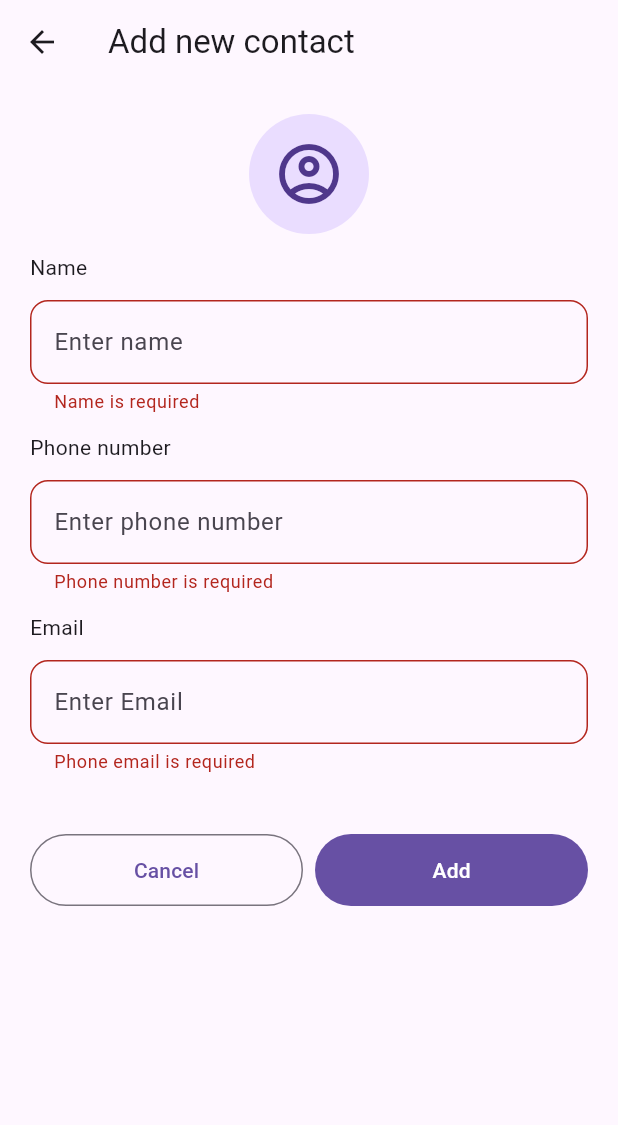
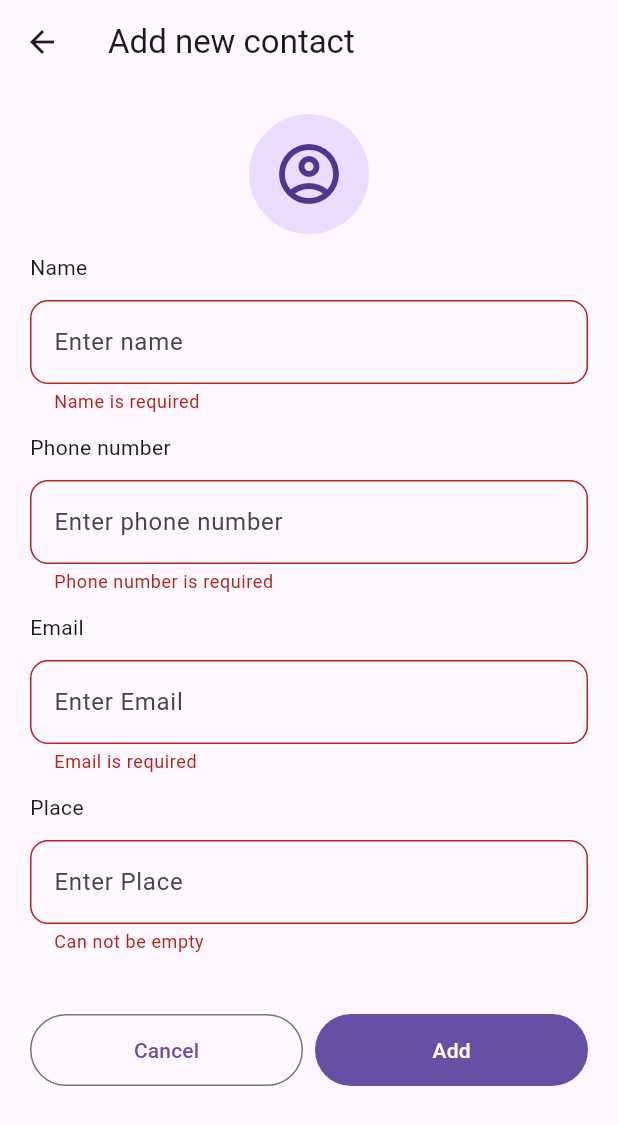
Before and after one commit to muhd-fahad/Contacts-app, a Flutter app: the AddContactScreen screen opened directly, after a tap on "Add", on a phone screen of 412 x 824 dp. Shown: the top 1125 px of the screen. Run offline on Flutter 3.47's test engine with Material 3 defaults, Android fonts, the phone set to English and light mode, and no system bars; our stand-ins replace shared_preferences, sqflite; accounts and stored records are empty.

Commit message:
address field added, and some fixes

```diff
--- a/lib/db/db_helper.dart
+++ b/lib/db/db_helper.dart
@@ -7,7 +7,7 @@ import '../model/contact_model.dart';
 class DbHelper {
   static Database? _database;
   static const String tableName = 'contacts';
-  static const int _databaseVersion = 1;
+  static const int _databaseVersion = 2;
 
   DbHelper._privateConstructor();
 
@@ -18,11 +18,16 @@ class DbHelper {
     _database = await _initDatabase();
     return _database!;
   }
+
   _initDatabase() async {
     String path = join(await getDatabasesPath(), 'contact_database.db');
-    return await openDatabase(path, version: _databaseVersion, onCreate: _onCreate, onUpgrade: _onUpgrade);
+    return await openDatabase(
+      path,
+      version: _databaseVersion,
+      onCreate: _onCreate,
+      onUpgrade: _onUpgrade,
+    );
   }
-
 
   Future _onCreate(Database db, int version) async {
     await db.execute('''
@@ -30,15 +35,16 @@ class DbHelper {
         id INTEGER PRIMARY KEY AUTOINCREMENT,
         name TEXT,
         phone TEXT,
-        email TEXT
+        email TEXT,
       )
     ''');
     debugPrint('Database table created successfully.');
   }
 
-  Future _onUpgrade(Database db,int oldVersion, int newVersion) async{
-    if(oldVersion<_databaseVersion){
+  Future _onUpgrade(Database db, int oldVersion, int newVersion) async {
+    if (oldVersion < _databaseVersion) {
       await db.execute('ALTER TABLE $tableName ADD COLUMN address TEXT;');
+      debugPrint('Database migrated from V1 to V2: Added address column.');
     }
   }
 
@@ -57,7 +63,10 @@ class DbHelper {
   // list / Get all Contacts
   Future<List<Contact>> getContacts() async {
     final db = await instance.database;
-    final List<Map<String, dynamic>> maps = await db.query(tableName  , orderBy: 'name ASC');// 'name DESC');
+    final List<Map<String, dynamic>> maps = await db.query(
+      tableName,
+      orderBy: 'name ASC',
+    ); // 'name DESC');
 
     return List.generate(maps.length, (i) {
       return Contact.fromMap(maps[i]);
@@ -68,7 +77,8 @@ class DbHelper {
   Future<int> updateContact(Contact contact) async {
     final db = await instance.database;
     return await db.update(
-      tableName, contact.toMap(),
+      tableName,
+      contact.toMap(),
       where: 'id = ?',
       whereArgs: [contact.id],
     );
@@ -77,9 +87,6 @@ class DbHelper {
   // Delete
   Future<int> deleteContact(int id) async {
     final db = await instance.database;
-    return await db.delete(
-        tableName,
-        where: 'id = ?',
-        whereArgs: [id]);
+    return await db.delete(tableName, where: 'id = ?', whereArgs: [id]);
   }
 }
--- a/lib/model/contact_model.dart
+++ b/lib/model/contact_model.dart
@@ -5,22 +5,31 @@ class Contact {
   final String email;
   final String address;
 
-  Contact( {this.id, required this.name, required this.phone, required this.email,required this.address,});
-  Map<String, dynamic> toMap(){
+  Contact({
+    this.id,
+    required this.name,
+    required this.phone,
+    required this.email,
+    required this.address,
+  });
+
+  Map<String, dynamic> toMap() {
     return {
       'id': id,
       'name': name,
       'phone': phone,
-      'email' : email
+      'email': email,
+      'address': address,
     };
   }
+
   factory Contact.fromMap(Map<String, dynamic> map) {
     return Contact(
       id: map['id'],
-      name: map['name'],
-      phone: map['phone'],
-      email: map['email'],
-      address :map['address']
+      name: map['name'] ?? '',
+      phone: map['phone'] ?? '',
+      email: map['email'] ?? '',
+      address: map['address'] ?? '',
     );
   }
 }
--- a/lib/screens/add_contact_screen.dart
+++ b/lib/screens/add_contact_screen.dart
@@ -103,16 +103,35 @@ class AddContactScreen extends StatelessWidget {
                         ),
                         hintText: 'Enter Email',
                       ),
-                      textInputAction: TextInputAction.done,
+                      textInputAction: TextInputAction.next,
                       keyboardType: TextInputType.emailAddress,
                       onFieldSubmitted: (_) => submit(),
                       validator: (value) {
                         if (value == null || value.isEmpty) {
-                          return 'Phone email is required';
+                          return 'Email is required';
                         }
                         // else if (value.length != 10) {
                         //   return 'Enter valid phone number ';
                         // }
+                        return null;
+                      },
+                    ),
+                    const Text('Place'),
+                    TextFormField(
+                      controller: addressController,
+                      decoration: InputDecoration(
+                        border: OutlineInputBorder(
+                          borderRadius: BorderRadius.circular(12),
+                        ),
+                        hintText: 'Enter Place',
+                      ),
+                      textInputAction: TextInputAction.done,
+                      keyboardType: TextInputType.streetAddress,
+                      onFieldSubmitted: (_) => submit(),
+                      validator: (value) {
+                        if (value == null || value.isEmpty) {
+                          return 'Can not be empty';
+                        }
                         return null;
                       },
                     ),
--- a/lib/screens/detailed_screen.dart
+++ b/lib/screens/detailed_screen.dart
@@ -34,6 +34,7 @@ class DetailedScreen extends StatelessWidget {
               SizedBox(),
               ContactItem(text: updatedContact.phone, icon: Icons.call_outlined),
               ContactItem(text: updatedContact.email, icon: Icons.mail_outline_rounded),
+              ContactItem(text: updatedContact.address, icon: Icons.place_outlined),
               // SizedBox(height: 24),
               Spacer(),
               Row(
```
Also changed, not shown: lib/screens/update_contact_screen.dart (+22 -2 lines).
